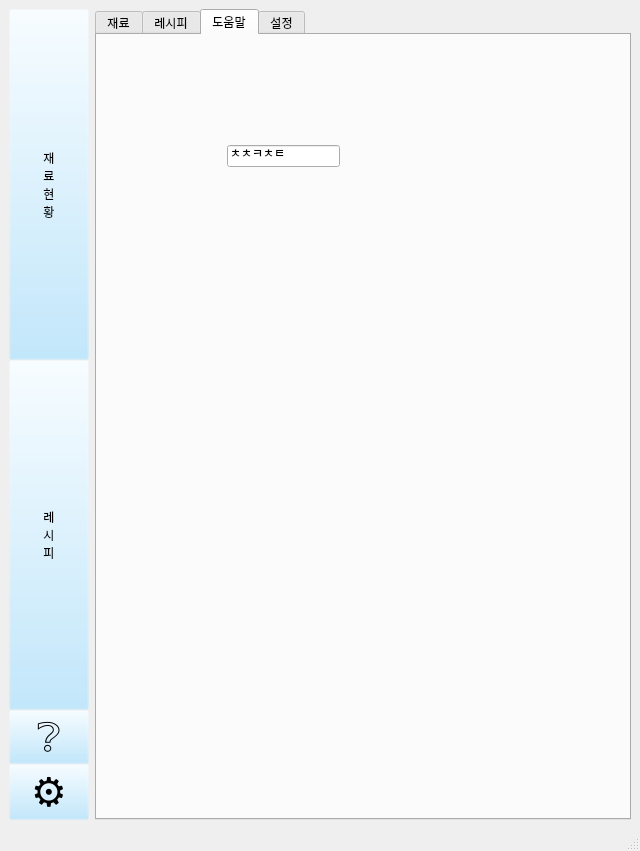
Old version of the form interface/material_stat.ui in the repository lsm-k/team-project.
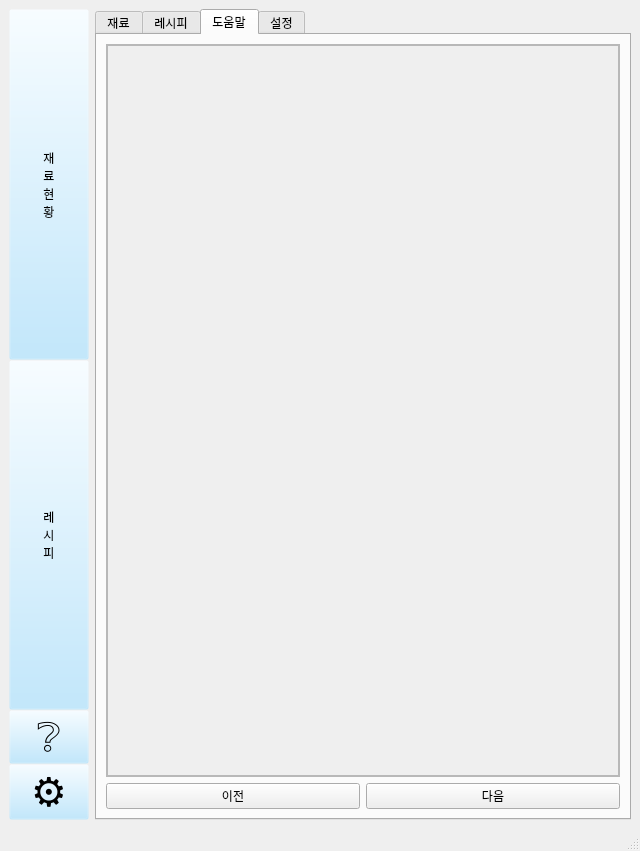
New version of the form. The open tabs and pages were chosen to show the change.

Commit message: add help images

Diff of the .ui file:
```diff
--- a/interface/material_stat.ui
+++ b/interface/material_stat.ui
@@ -2797,22 +2797,67 @@
          <attribute name="title">
           <string>도움말</string>
          </attribute>
-         <widget class="QLineEdit" name="lineEdit_3">
+         <layout class="QVBoxLayout" name="verticalLayout_12" stretch="9,1">
+          <item>
+           <widget class="QScrollArea" name="wqwqd">
+            <property name="widgetResizable">
+             <bool>true</bool>
+            </property>
+            <widget class="QWidget" name="scrollAreaWidgetContents_5">
           <property name="geometry">
            <rect>
-            <x>130</x>
-            <y>110</y>
-            <width>113</width>
-            <height>22</height>
-           </rect>
-          </property>
+               <x>0</x>
+               <y>0</y>
+               <width>511</width>
+               <height>679</height>
+              </rect>
+             </property>
+             <layout class="QVBoxLayout" name="verticalLayout_13">
+              <property name="leftMargin">
+               <number>0</number>
+              </property>
+              <property name="topMargin">
+               <number>0</number>
+              </property>
+              <property name="rightMargin">
+               <number>0</number>
+              </property>
+              <property name="bottomMargin">
+               <number>0</number>
+              </property>
+              <item>
+               <widget class="QFrame" name="help_image_root">
+                <property name="frameShape">
+                 <enum>QFrame::Shape::StyledPanel</enum>
+                </property>
+                <property name="frameShadow">
+                 <enum>QFrame::Shadow::Raised</enum>
+                </property>
+               </widget>
+              </item>
+             </layout>
+            </widget>
+           </widget>
+          </item>
+          <item>
+           <layout class="QHBoxLayout" name="horizontalLayout_18">
+            <item>
+             <widget class="QPushButton" name="help_prev_btn">
           <property name="text">
-           <string>ㅊㅊㅋㅊㅌ</string>
-          </property>
-          <property name="placeholderText">
-           <string>ㅁㅇㄴㅁㅇ</string>
-          </property>
-         </widget>
+               <string>이전</string>
+              </property>
+             </widget>
+            </item>
+            <item>
+             <widget class="QPushButton" name="help_next_btn">
+              <property name="text">
+               <string>다음</string>
+              </property>
+             </widget>
+            </item>
+           </layout>
+          </item>
+         </layout>
         </widget>
         <widget class="QWidget" name="setting_tab">
          <property name="layoutDirection">
```
Lines whose indentation alone changed are shown as unchanged. The commit also changes 12 other files.
